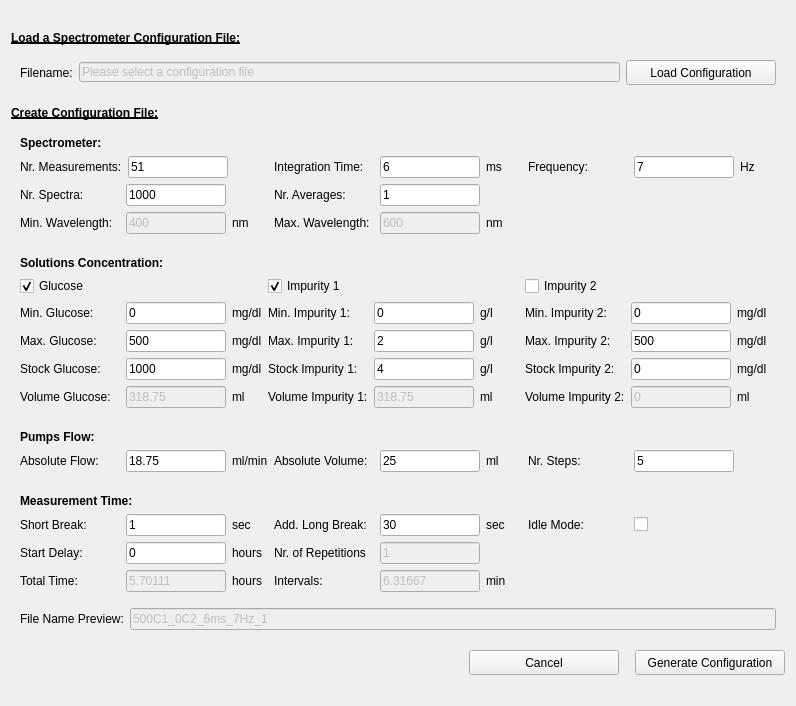
Qt form pol_configureMeasurement.ui (CesarCarvajal/Oxymetry-Backup-2018) before a commit.
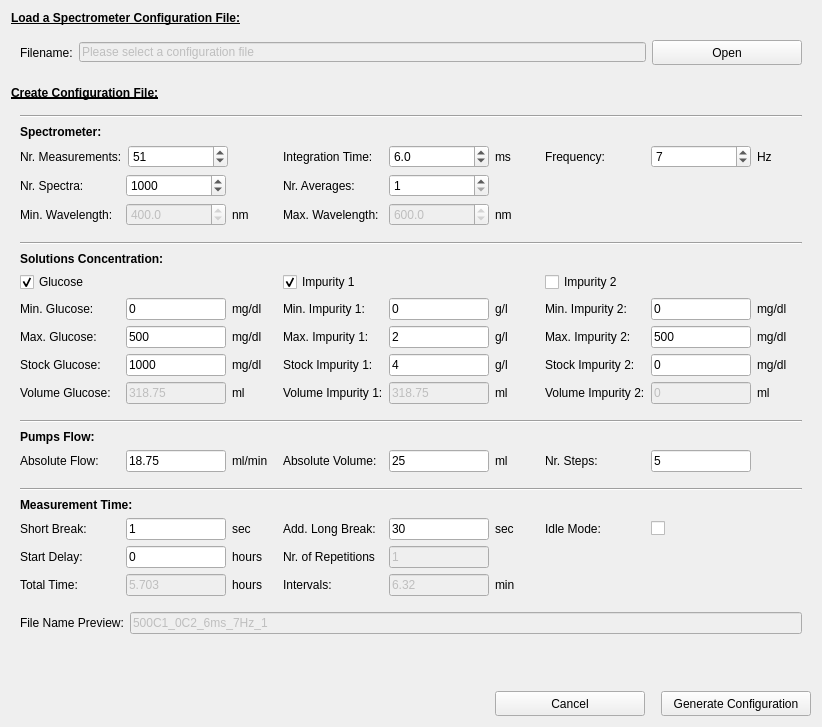
The same form after that commit. Custom widgets are drawn as their Qt base class.

```diff
--- a/pol_configureMeasurement.ui
+++ b/pol_configureMeasurement.ui
@@ -6,8 +6,8 @@
    <rect>
     <x>0</x>
     <y>0</y>
-    <width>796</width>
-    <height>706</height>
+    <width>822</width>
+    <height>727</height>
    </rect>
   </property>
   <property name="sizePolicy">
@@ -152,7 +152,7 @@
            <string>Load a Configuration File</string>
           </property>
           <property name="text">
-           <string>Load Configuration</string>
+           <string>Open</string>
           </property>
           <property name="autoDefault">
            <bool>false</bool>
@@ -228,6 +228,13 @@
         </sizepolicy>
        </property>
        <layout class="QVBoxLayout" name="verticalLayout_fileconf">
+        <item>
+         <widget class="Line" name="line">
+          <property name="orientation">
+           <enum>Qt::Horizontal</enum>
+          </property>
+         </widget>
+        </item>
         <item>
          <widget class="QLabel" name="label_Spectrometer">
           <property name="sizePolicy">
@@ -261,90 +268,6 @@
         </item>
         <item>
          <layout class="QGridLayout" name="gridLayout_2">
-          <item row="2" column="2">
-           <spacer name="horizontalSpacer_7">
-            <property name="orientation">
-             <enum>Qt::Horizontal</enum>
-            </property>
-            <property name="sizeType">
-             <enum>QSizePolicy::Fixed</enum>
-            </property>
-            <property name="sizeHint" stdset="0">
-             <size>
-              <width>235</width>
-              <height>20</height>
-             </size>
-            </property>
-           </spacer>
-          </item>
-          <item row="3" column="2">
-           <spacer name="horizontalSpacer_2">
-            <property name="orientation">
-             <enum>Qt::Horizontal</enum>
-            </property>
-            <property name="sizeType">
-             <enum>QSizePolicy::Fixed</enum>
-            </property>
-            <property name="sizeHint" stdset="0">
-             <size>
-              <width>235</width>
-              <height>20</height>
-             </size>
-            </property>
-           </spacer>
-          </item>
-          <item row="3" column="0">
-           <layout class="QHBoxLayout" name="horizontalLayout_27">
-            <item>
-             <widget class="QLabel" name="label_minW1">
-              <property name="minimumSize">
-               <size>
-                <width>100</width>
-                <height>0</height>
-               </size>
-              </property>
-              <property name="text">
-               <string>Min. Wavelength:</string>
-              </property>
-             </widget>
-            </item>
-            <item>
-             <widget class="QLineEdit" name="lineEdit_minW">
-              <property name="enabled">
-               <bool>false</bool>
-              </property>
-              <property name="minimumSize">
-               <size>
-                <width>100</width>
-                <height>0</height>
-               </size>
-              </property>
-              <property name="maximumSize">
-               <size>
-                <width>100</width>
-                <height>16777215</height>
-               </size>
-              </property>
-              <property name="text">
-               <string>400</string>
-              </property>
-             </widget>
-            </item>
-            <item>
-             <widget class="QLabel" name="label_minW2">
-              <property name="minimumSize">
-               <size>
-                <width>30</width>
-                <height>0</height>
-               </size>
-              </property>
-              <property name="text">
-               <string>nm</string>
-              </property>
-             </widget>
-            </item>
-           </layout>
-          </item>
           <item row="1" column="1">
            <layout class="QHBoxLayout" name="horizontalLayout_24">
             <item>
@@ -364,13 +287,7 @@
              </widget>
             </item>
             <item>
-             <widget class="QLineEdit" name="lineEdit_BIntTime">
-              <property name="sizePolicy">
-               <sizepolicy hsizetype="Expanding" vsizetype="Fixed">
-                <horstretch>0</horstretch>
-                <verstretch>0</verstretch>
-               </sizepolicy>
-              </property>
+             <widget class="QDoubleSpinBox" name="doubleSpinBox_intTime">
               <property name="minimumSize">
                <size>
                 <width>100</width>
@@ -383,11 +300,20 @@
                 <height>16777215</height>
                </size>
               </property>
-              <property name="toolTip">
-               <string>Insert Integration Time</string>
+              <property name="decimals">
+               <number>1</number>
               </property>
-              <property name="text">
-               <string>6</string>
+              <property name="minimum">
+               <double>1.000000000000000</double>
+              </property>
+              <property name="maximum">
+               <double>20000.000000000000000</double>
+              </property>
+              <property name="singleStep">
+               <double>0.100000000000000</double>
+              </property>
+              <property name="value">
+               <double>6.000000000000000</double>
               </property>
              </widget>
             </item>
@@ -419,13 +345,22 @@
               <property name="toolTip">
                <string>How many spectra?</string>
               </property>
+              <property name="frameShape">
+               <enum>QFrame::NoFrame</enum>
+              </property>
+              <property name="frameShadow">
+               <enum>QFrame::Plain</enum>
+              </property>
+              <property name="midLineWidth">
+               <number>0</number>
+              </property>
               <property name="text">
                <string>Nr. Spectra: </string>
               </property>
              </widget>
             </item>
             <item>
-             <widget class="QLineEdit" name="lineEdit_BNSpec">
+             <widget class="QSpinBox" name="spinBox_BNSpec">
               <property name="minimumSize">
                <size>
                 <width>100</width>
@@ -438,11 +373,41 @@
                 <height>16777215</height>
                </size>
               </property>
+              <property name="font">
+               <font>
+                <weight>50</weight>
+                <bold>false</bold>
+               </font>
+              </property>
               <property name="toolTip">
-               <string>Insert Number of Spectra</string>
+               <string>Number of Spectra</string>
               </property>
-              <property name="text">
-               <string>1000</string>
+              <property name="wrapping">
+               <bool>false</bool>
+              </property>
+              <property name="frame">
+               <bool>true</bool>
+              </property>
+              <property name="buttonSymbols">
+               <enum>QAbstractSpinBox::UpDownArrows</enum>
+              </property>
+              <property name="accelerated">
+               <bool>false</bool>
+              </property>
+              <property name="showGroupSeparator" stdset="0">
+               <bool>false</bool>
+              </property>
+              <property name="minimum">
+               <number>1</number>
+              </property>
+              <property name="maximum">
+               <number>100000</number>
+              </property>
+              <property name="singleStep">
+               <number>100</number>
+              </property>
+              <property name="value">
+               <number>1000</number>
               </property>
              </widget>
             </item>
@@ -461,61 +426,6 @@
             </item>
            </layout>
           </item>
-          <item row="1" column="2">
-           <layout class="QHBoxLayout" name="horizontalLayout_25">
-            <item>
-             <widget class="QLabel" name="label_BFreq">
-              <property name="minimumSize">
-               <size>
-                <width>100</width>
-                <height>0</height>
-               </size>
-              </property>
-              <property name="toolTip">
-               <string>What's the Modulation Frequency?</string>
-              </property>
-              <property name="text">
-               <string>Frequency: </string>
-              </property>
-             </widget>
-            </item>
-            <item>
-             <widget class="QLineEdit" name="lineEdit_BFreq">
-              <property name="minimumSize">
-               <size>
-                <width>100</width>
-                <height>0</height>
-               </size>
-              </property>
-              <property name="maximumSize">
-               <size>
-                <width>100</width>
-                <height>16777215</height>
-               </size>
-              </property>
-              <property name="toolTip">
-               <string>Insert Modulation Frequency</string>
-              </property>
-              <property name="text">
-               <string>7</string>
-              </property>
-             </widget>
-            </item>
-            <item>
-             <widget class="QLabel" name="label_BFreq2">
-              <property name="minimumSize">
-               <size>
-                <width>30</width>
-                <height>0</height>
-               </size>
-              </property>
-              <property name="text">
-               <string>Hz</string>
-              </property>
-             </widget>
-            </item>
-           </layout>
-          </item>
           <item row="2" column="1">
            <layout class="QHBoxLayout" name="horizontalLayout_11">
             <item>
@@ -535,7 +445,7 @@
              </widget>
             </item>
             <item>
-             <widget class="QLineEdit" name="lineEdit_BNAve">
+             <widget class="QSpinBox" name="spinBox_BNAve">
               <property name="minimumSize">
                <size>
                 <width>100</width>
@@ -548,11 +458,11 @@
                 <height>16777215</height>
                </size>
               </property>
-              <property name="toolTip">
-               <string>Insert Number of Averages</string>
+              <property name="minimum">
+               <number>1</number>
               </property>
-              <property name="text">
-               <string>1</string>
+              <property name="maximum">
+               <number>1000</number>
               </property>
              </widget>
             </item>
@@ -571,6 +481,67 @@
             </item>
            </layout>
           </item>
+          <item row="3" column="1">
+           <layout class="QHBoxLayout" name="horizontalLayout">
+            <item>
+             <widget class="QLabel" name="label_maxW1">
+              <property name="minimumSize">
+               <size>
+                <width>100</width>
+                <height>0</height>
+               </size>
+              </property>
+              <property name="text">
+               <string>Max. Wavelength:</string>
+              </property>
+             </widget>
+            </item>
+            <item>
+             <widget class="QDoubleSpinBox" name="doubleSpinBox_maxW">
+              <property name="enabled">
+               <bool>false</bool>
+              </property>
+              <property name="minimumSize">
+               <size>
+                <width>100</width>
+                <height>0</height>
+               </size>
+              </property>
+              <property name="maximumSize">
+               <size>
+                <width>100</width>
+                <height>16777215</height>
+               </size>
+              </property>
+              <property name="decimals">
+               <number>1</number>
+              </property>
+              <property name="maximum">
+               <double>2000.000000000000000</double>
+              </property>
+              <property name="singleStep">
+               <double>0.500000000000000</double>
+              </property>
+              <property name="value">
+               <double>600.000000000000000</double>
+              </property>
+             </widget>
+            </item>
+            <item>
+             <widget class="QLabel" name="label_maxW2">
+              <property name="minimumSize">
+               <size>
+                <width>30</width>
+                <height>0</height>
+               </size>
+              </property>
+              <property name="text">
+               <string>nm</string>
+              </property>
+             </widget>
+            </item>
+           </layout>
+          </item>
           <item row="1" column="0">
            <layout class="QHBoxLayout" name="horizontalLayout_23">
             <item>
@@ -599,7 +570,7 @@
              </widget>
             </item>
             <item>
-             <widget class="QLineEdit" name="lineEdit_BNMeas">
+             <widget class="QSpinBox" name="spinBox_BNMeas">
               <property name="minimumSize">
                <size>
                 <width>100</width>
@@ -608,15 +579,21 @@
               </property>
               <property name="maximumSize">
                <size>
-                <width>100</width>
+                <width>60</width>
                 <height>16777215</height>
                </size>
               </property>
               <property name="toolTip">
-               <string>Insert Number of Concentrations to Measure</string>
+               <string>Number of Measurements</string>
               </property>
-              <property name="text">
-               <string>51</string>
+              <property name="minimum">
+               <number>1</number>
+              </property>
+              <property name="maximum">
+               <number>100000</number>
+              </property>
+              <property name="value">
+               <number>51</number>
               </property>
              </widget>
             </item>
@@ -641,23 +618,113 @@
             </item>
            </layout>
           </item>
-          <item row="3" column="1">
-           <layout class="QHBoxLayout" name="horizontalLayout">
+          <item row="1" column="2">
+           <layout class="QHBoxLayout" name="horizontalLayout_25">
             <item>
-             <widget class="QLabel" name="label_maxW1">
+             <widget class="QLabel" name="label_BFreq">
               <property name="minimumSize">
                <size>
                 <width>100</width>
                 <height>0</height>
                </size>
               </property>
+              <property name="toolTip">
+               <string>What's the Modulation Frequency?</string>
+              </property>
               <property name="text">
-               <string>Max. Wavelength:</string>
+               <string>Frequency: </string>
               </property>
              </widget>
             </item>
             <item>
-             <widget class="QLineEdit" name="lineEdit_maxW">
+             <widget class="QSpinBox" name="spinBox_BFreq">
+              <property name="minimumSize">
+               <size>
+                <width>100</width>
+                <height>0</height>
+               </size>
+              </property>
+              <property name="maximumSize">
+               <size>
+                <width>100</width>
+                <height>16777215</height>
+               </size>
+              </property>
+              <property name="suffix">
+               <string/>
+              </property>
+              <property name="maximum">
+               <number>50000</number>
+              </property>
+              <property name="value">
+               <number>7</number>
+              </property>
+             </widget>
+            </item>
+            <item>
+             <widget class="QLabel" name="label_BFreq2">
+              <property name="minimumSize">
+               <size>
+                <width>30</width>
+                <height>0</height>
+               </size>
+              </property>
+              <property name="text">
+               <string>Hz</string>
+              </property>
+             </widget>
+            </item>
+           </layout>
+          </item>
+          <item row="3" column="2">
+           <spacer name="horizontalSpacer_2">
+            <property name="orientation">
+             <enum>Qt::Horizontal</enum>
+            </property>
+            <property name="sizeType">
+             <enum>QSizePolicy::Fixed</enum>
+            </property>
+            <property name="sizeHint" stdset="0">
+             <size>
+              <width>235</width>
+              <height>20</height>
+             </size>
+            </property>
+           </spacer>
+          </item>
+          <item row="2" column="2">
+           <spacer name="horizontalSpacer_7">
+            <property name="orientation">
+             <enum>Qt::Horizontal</enum>
+            </property>
+            <property name="sizeType">
+             <enum>QSizePolicy::Fixed</enum>
+            </property>
+            <property name="sizeHint" stdset="0">
+             <size>
+              <width>235</width>
+              <height>20</height>
+             </size>
+            </property>
+           </spacer>
+          </item>
+          <item row="3" column="0">
+           <layout class="QHBoxLayout" name="horizontalLayout_27">
+            <item>
+             <widget class="QLabel" name="label_minW1">
+              <property name="minimumSize">
+               <size>
+                <width>100</width>
+                <height>0</height>
+               </size>
+              </property>
+              <property name="text">
+               <string>Min. Wavelength:</string>
+              </property>
+             </widget>
+            </item>
+            <item>
+             <widget class="QDoubleSpinBox" name="doubleSpinBox_minW">
               <property name="enabled">
                <bool>false</bool>
               </property>
@@ -673,13 +740,22 @@
                 <height>16777215</height>
                </size>
               </property>
-              <property name="text">
-               <string>600</string>
+              <property name="decimals">
+               <number>1</number>
+              </property>
+              <property name="maximum">
+               <double>2000.000000000000000</double>
+              </property>
+              <property name="singleStep">
+               <double>0.500000000000000</double>
+              </property>
+              <property name="value">
+               <double>400.000000000000000</double>
               </property>
              </widget>
             </item>
             <item>
-             <widget class="QLabel" name="label_maxW2">
+             <widget class="QLabel" name="label_minW2">
               <property name="minimumSize">
                <size>
                 <width>30</width>
@@ -706,11 +782,18 @@
           <property name="sizeHint" stdset="0">
            <size>
             <width>20</width>
-            <height>15</height>
+            <height>10</height>
            </size>
           </property>
          </spacer>
         </item>
+        <item>
+         <widget class="Line" name="line_2">
+          <property name="orientation">
+           <enum>Qt::Horizontal</enum>
+          </property>
+         </widget>
+        </item>
         <item>
          <widget class="QLabel" name="label_SolConc">
           <property name="sizePolicy">
@@ -1248,6 +1331,19 @@
               </property>
              </widget>
             </item>
+            <item>
+             <spacer name="horizontalSpacer_14">
+              <property name="orientation">
+               <enum>Qt::Horizontal</enum>
+              </property>
+              <property name="sizeHint" stdset="0">
+               <size>
+                <width>40</width>
+                <height>20</height>
+               </size>
+              </property>
+             </spacer>
+            </item>
            </layout>
           </item>
           <item row="3" column="0">
@@ -1303,6 +1399,19 @@
               </property>
              </widget>
             </item>
+            <item>
+             <spacer name="horizontalSpacer_16">
+              <property name="orientation">
+               <enum>Qt::Horizontal</enum>
+              </property>
+              <property name="sizeHint" stdset="0">
+               <size>
+                <width>40</width>
+                <height>20</height>
+               </size>
+              </property>
+             </spacer>
+            </item>
            </layout>
           </item>
           <item row="2" column="0">
@@ -1358,6 +1467,19 @@
               </property>
              </widget>
             </item>
+            <item>
+             <spacer name="horizontalSpacer_15">
+              <property name="orientation">
+               <enum>Qt::Horizontal</enum>
+              </property>
+              <property name="sizeHint" stdset="0">
+               <size>
+                <width>40</width>
+                <height>20</height>
+               </size>
+              </property>
+             </spacer>
+            </item>
            </layout>
           </item>
           <item row="3" column="1">
@@ -1546,6 +1668,19 @@
               </property>
              </widget>
             </item>
+            <item>
+             <spacer name="horizontalSpacer_17">
+              <property name="orientation">
+               <enum>Qt::Horizontal</enum>
+              </property>
+              <property name="sizeHint" stdset="0">
+               <size>
+                <width>40</width>
+                <height>20</height>
+               </size>
+              </property>
+             </spacer>
+            </item>
            </layout>
           </item>
           <item row="4" column="2">
@@ -1626,11 +1761,18 @@
           <property name="sizeHint" stdset="0">
            <size>
             <width>20</width>
-            <height>15</height>
+            <height>10</height>
            </size>
           </property>
          </spacer>
         </item>
+        <item>
+         <widget class="Line" name="line_3">
+          <property name="orientation">
+           <enum>Qt::Horizontal</enum>
+          </property>
+         </widget>
+        </item>
         <item>
          <widget class="QLabel" name="label_PumpFlow">
           <property name="sizePolicy">
@@ -1851,11 +1993,18 @@
           <property name="sizeHint" stdset="0">
            <size>
             <width>20</width>
-            <height>15</height>
+            <height>10</height>
            </size>
           </property>
          </spacer>
         </item>
+        <item>
+         <widget class="Line" name="line_4">
+          <property name="orientation">
+           <enum>Qt::Horizontal</enum>
+          </property>
+         </widget>
+        </item>
         <item>
          <widget class="QLabel" name="label">
           <property name="sizePolicy">
@@ -2235,7 +2384,7 @@
                <string>Time Interval between measurements</string>
               </property>
               <property name="text">
-               <string>5.70111</string>
+               <string>5.703</string>
               </property>
              </widget>
             </item>
@@ -2293,7 +2442,7 @@
                </size>
               </property>
               <property name="text">
-               <string>6.31667</string>
+               <string>6.32</string>
               </property>
              </widget>
             </item>
@@ -2386,7 +2535,7 @@
         <enum>Qt::Vertical</enum>
        </property>
        <property name="sizeType">
-        <enum>QSizePolicy::Fixed</enum>
+        <enum>QSizePolicy::Expanding</enum>
        </property>
        <property name="sizeHint" stdset="0">
         <size>
```
